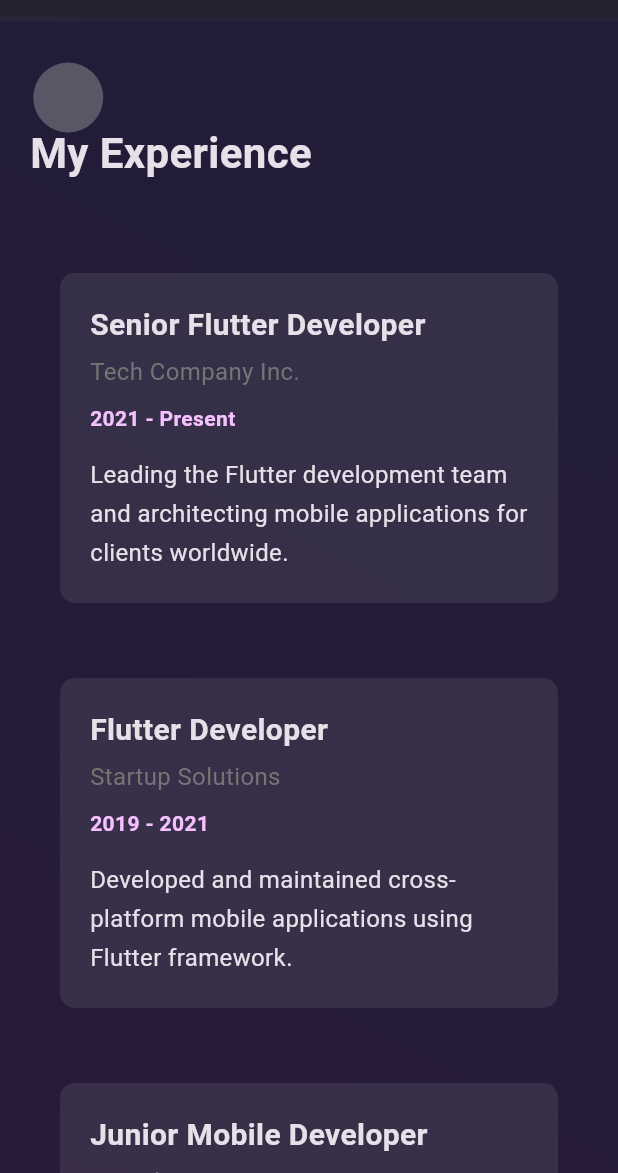
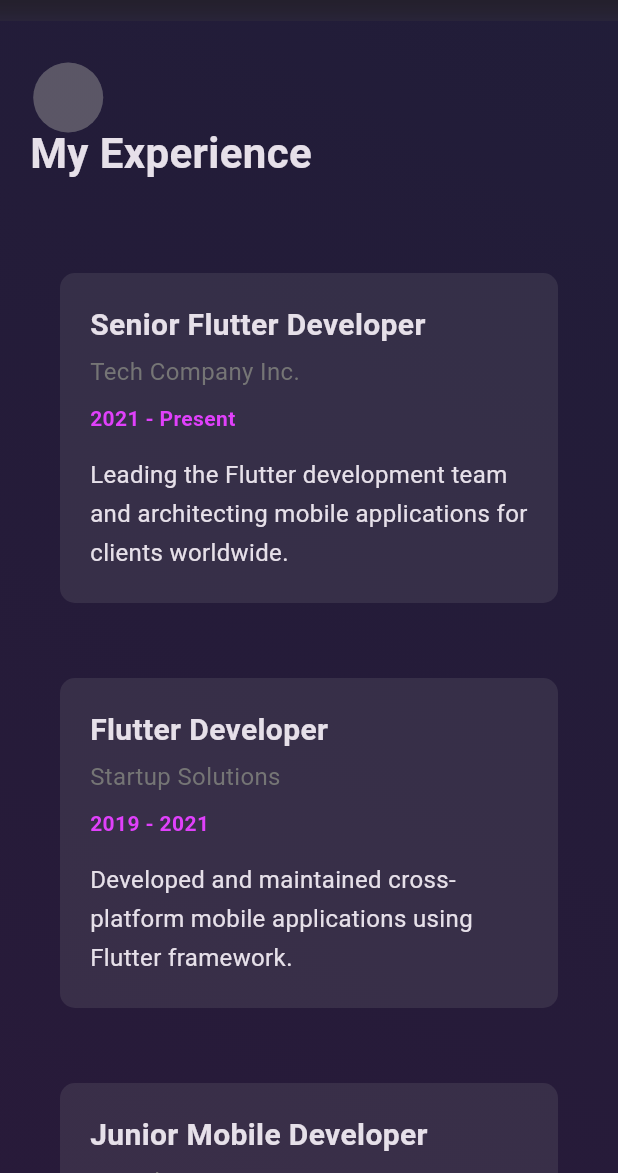
Before and after one commit to rilonmaharjan/myportfolio, a Flutter app: the screen it shows after launch, scrolled down 1728 dp, on a phone screen of 412 x 824 dp, the part 63-1236 px from its top. Run offline on Flutter 3.47's test engine with Material 3 defaults, Android fonts, the phone set to English and light mode, and no system bars.

Commit message:
[fixed :: experience time not seeing in light mode]

```diff
--- a/lib/views/experience_section.dart
+++ b/lib/views/experience_section.dart
@@ -105,7 +105,7 @@ class _ExperienceSectionState extends State<ExperienceSection> {
                   experience['period'],
                   style: TextStyle(
                     fontSize: 14,
-                    color: const Color.fromARGB(255, 245, 192, 255),
+                    color: Colors.purpleAccent,
                     fontWeight: FontWeight.bold,
                   ),
                 ),
```
